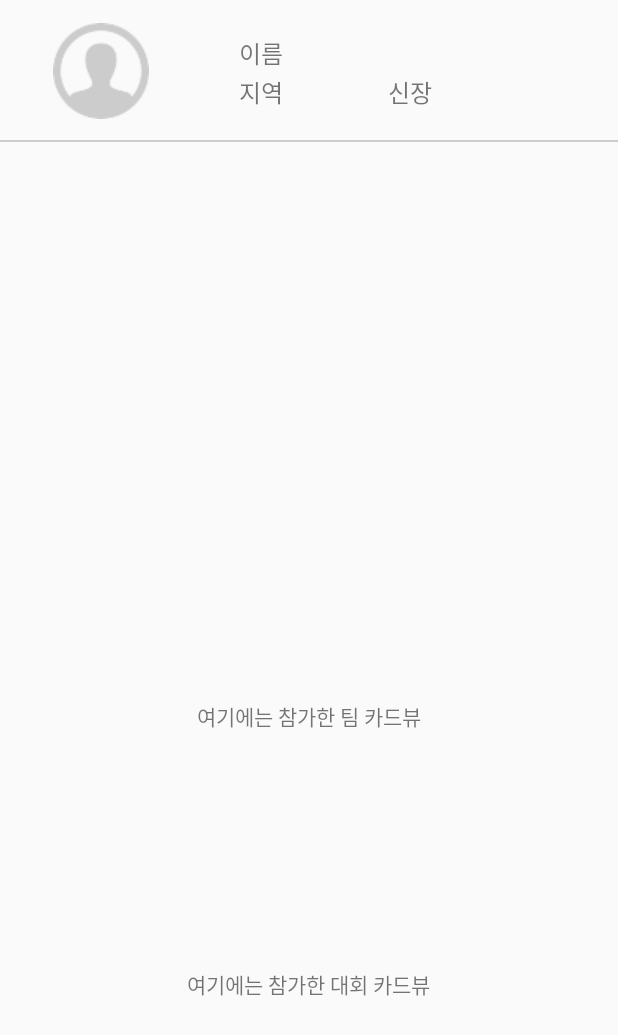
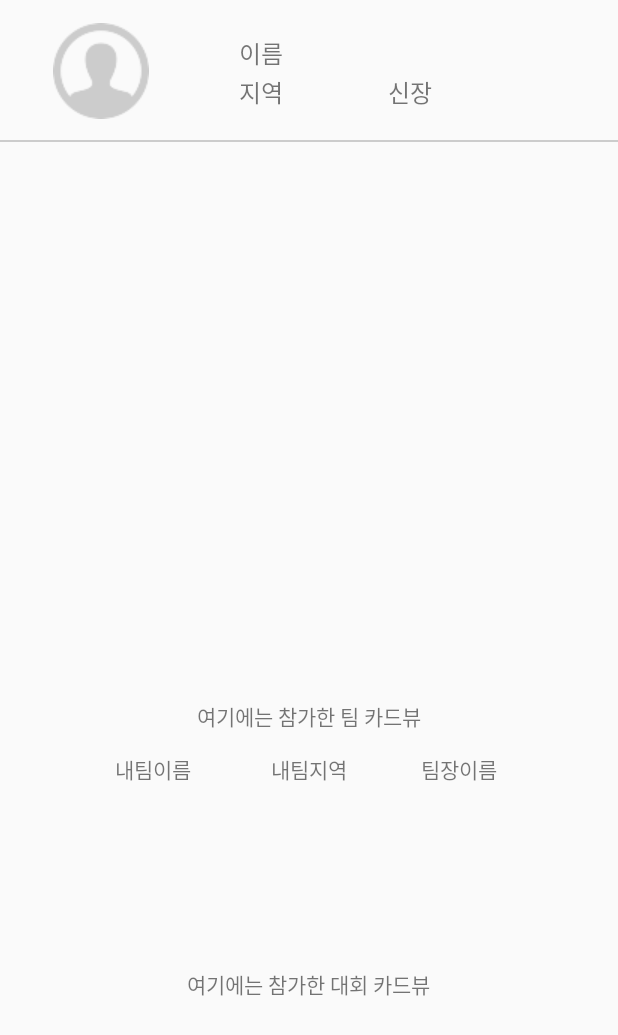
Before and after one commit to dnaksehd0793/appproject_mustcommit, an Android app: the fragment FourFragment shown on its own in the app's theme, on a phone screen of 412 x 824 dp. Shown: the top 1035 px of the screen. Run offline under Robolectric (Android 15) with nearby library versions, the phone set to English and light mode, and no system bars; our stand-ins replace Firebase (no records; nobody signed in at launch, a user with empty details on screens opened directly); 4 statements that could not run were skipped.

Commit message:
팀정보길게누르면 팀정보액티비티로넘어감 대회정보길게누르면 대회정보액티비티로넘어감

```diff
--- a/app/src/main/AndroidManifest.xml
+++ b/app/src/main/AndroidManifest.xml
@@ -1,7 +1,9 @@
 <?xml version="1.0" encoding="utf-8"?>
 <manifest xmlns:android="http://schemas.android.com/apk/res/android"
     package="onc.appproject.firstonc">
-    <uses-permission android:name="android.permission.WRITE_EXTERNAL_STORAGE"/>
+
+    <uses-permission android:name="android.permission.WRITE_EXTERNAL_STORAGE" />
+
     <application
         android:allowBackup="true"
         android:icon="@mipmap/ic_launcher"
@@ -24,7 +26,9 @@
         </activity>
         <activity android:name=".SignInActivity" />
         <activity android:name=".createTeam" />
-        <activity android:name=".createLeague"></activity>
+        <activity android:name=".createLeague" />
+        <activity android:name=".TeamInfoActivity" />
+        <activity android:name=".LeagueInfoActivity"></activity>
     </application>
 
 </manifest>
--- a/app/src/main/java/onc/appproject/firstonc/FourFragment.java
+++ b/app/src/main/java/onc/appproject/firstonc/FourFragment.java
@@ -28,6 +28,10 @@ public class FourFragment extends Fragment {
     public TextView myregion;
     public TextView myheight;
 
+    public TextView myteamname;
+    public TextView myteamregion;
+    public TextView myteamleader;
+
     public FourFragment() {
         // Required empty public constructor
     }
@@ -48,10 +52,19 @@ public class FourFragment extends Fragment {
         myregion = (TextView)view.findViewById(R.id.profile_region);
         myheight = (TextView)view.findViewById(R.id.profile_height);
 
+        /*myteamname = (TextView)view.findViewById(R.id.myteamname);
+        myteamregion = (TextView)view.findViewById(R.id.myteamregion);
+        myteamleader = (TextView)view.findViewById(R.id.myteamleader);*/
+
         User myuser = DatabaseManager.getUser(mFirebaseUser.getEmail());
+        Team myteam = DatabaseManager.findteambyuser(myuser);
         myname.setText(myuser.getUsername());
         myregion.setText(myuser.getUserregion());
         myheight.setText(myuser.getUserheight());
+
+        /*myteamname.setText(myteam.getTeamName());
+        myteamregion.setText(myteam.getTeamregion());
+        myteamleader.setText(myteam.getTeamleader().getUsername());*/
        return view;
     }
 }
--- a/app/src/main/java/onc/appproject/firstonc/OneFragment.java
+++ b/app/src/main/java/onc/appproject/firstonc/OneFragment.java
@@ -52,6 +52,7 @@ public class OneFragment extends Fragment{
                 //http://www.koreabasketball.or.kr/servlets/org/Main 농구협회
               //  getActivity().finish();
                 //Intent intent = new Intent(getActivity(), createTeam.class);
+                //Intent intent = new Intent(getActivity(),TeamInfoActivity.class);
                 startActivity(intent);
             }
         });
--- a/app/src/main/res/layout/fragment_four.xml
+++ b/app/src/main/res/layout/fragment_four.xml
@@ -69,7 +69,8 @@
         android:layout_above="@+id/textView"
         android:layout_centerHorizontal="true"
         android:layout_marginBottom="157dp"
-        android:text="여기에는 참가한 팀 카드뷰" />
+        android:text="여기에는 참가한 팀 카드뷰"
+        android:id="@+id/textView2" />
 
     <TextView
         android:layout_width="wrap_content"
@@ -80,7 +81,36 @@
         android:text="여기에는 참가한 대회 카드뷰"
         android:id="@+id/textView" />
 
+    <TextView
+        android:id="@+id/myteamname"
+        android:layout_width="wrap_content"
+        android:layout_height="wrap_content"
+        android:layout_alignTop="@+id/textView2"
+        android:layout_marginEnd="32dp"
+        android:layout_marginRight="32dp"
+        android:layout_marginTop="35dp"
+        android:layout_toLeftOf="@+id/profile_region"
+        android:layout_toStartOf="@+id/profile_region"
+        android:text="내팀이름" />
 
+    <TextView
+        android:id="@+id/myteamregion"
+        android:layout_width="wrap_content"
+        android:layout_height="wrap_content"
+        android:layout_alignBaseline="@+id/myteamname"
+        android:layout_alignBottom="@+id/myteamname"
+        android:layout_centerHorizontal="true"
+        android:text="내팀지역" />
+
+    <TextView
+        android:id="@+id/myteamleader"
+        android:layout_width="wrap_content"
+        android:layout_height="wrap_content"
+        android:layout_alignBaseline="@+id/myteamregion"
+        android:layout_alignBottom="@+id/myteamregion"
+        android:layout_toEndOf="@+id/textView2"
+        android:layout_toRightOf="@+id/textView2"
+        android:text="팀장이름" />
 
 
 </RelativeLayout>
```
Also changed, not shown: app/src/main/java/onc/appproject/firstonc/TwoFragment.java (+9 -1 lines).
